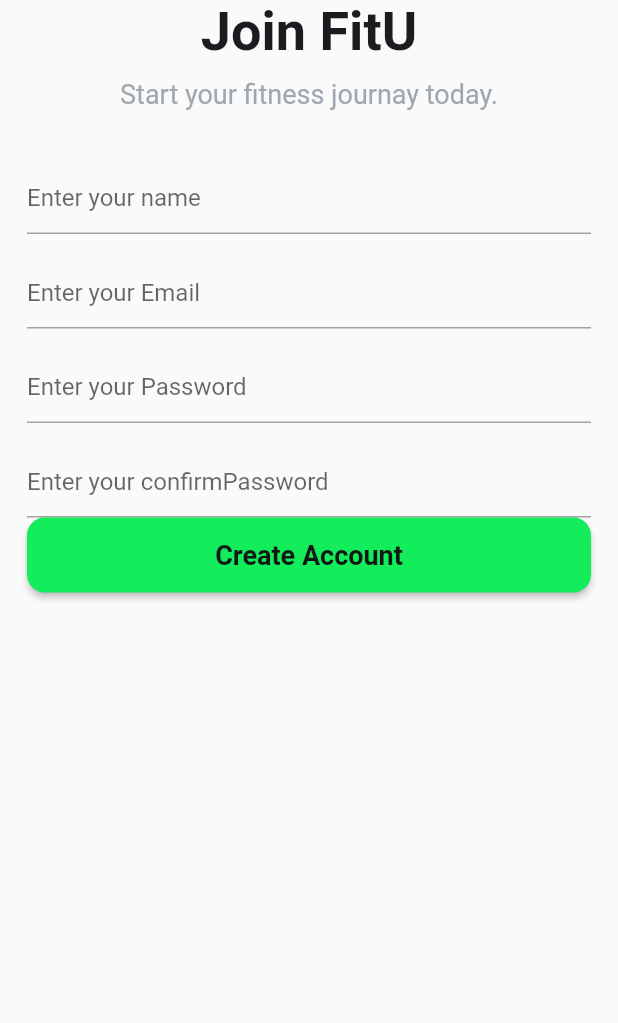
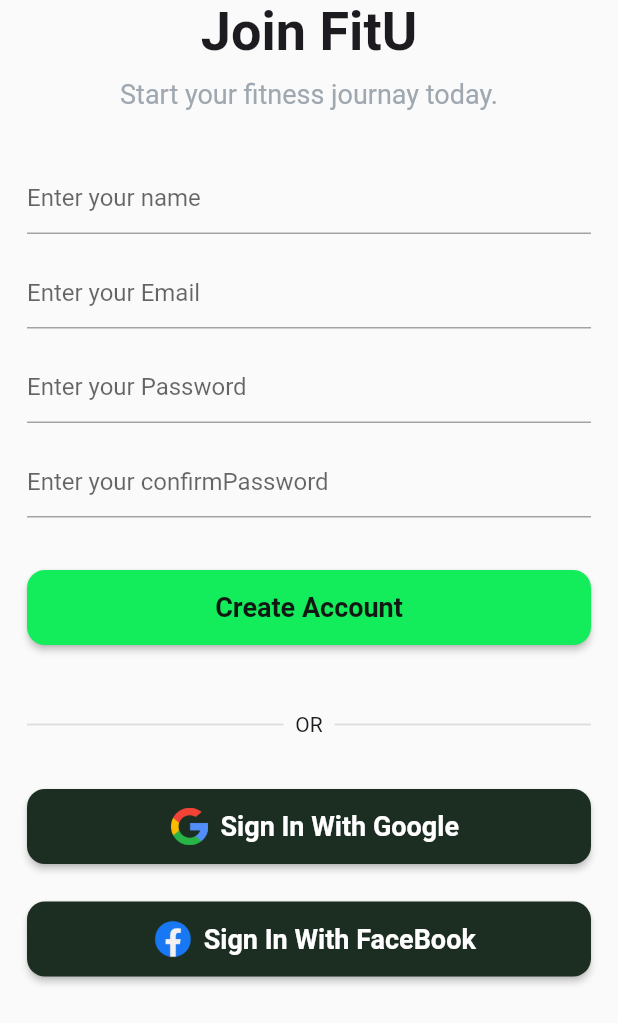
Before and after one commit to MohamedGamil13/FitU, a Flutter app: the SignUpView screen opened by its route, on a phone screen of 412 x 824 dp. Shown: the top 1023 px of the screen. Run offline on Flutter 3.47's test engine with Material 3 defaults, Android fonts, the light colour scheme and no system bars; our stand-ins replace flutter_bloc, go_router, hydrated_bloc, smooth_page_indicator.

Commit message:
Add social media icons and custom buttons for authentication

```diff
--- a/lib/core/constants/images_path.dart
+++ b/lib/core/constants/images_path.dart
@@ -9,5 +9,7 @@ class AppImages {
   static final String imagePageViewLight3 = 'assets/images/onboardong3L.png';
   static final String imagePageViewDark3 = 'assets/images/onboarding3Dpng.png';
   static final String registerImage = 'assets/images/register.png';
+  static final String googleIcon = 'assets/images/GoogleIcon.png';
+  static final String faceBookIcon = 'assets/images/FaceBookLogo.png';
   AppImages._();
 }
--- /dev/null
+++ b/lib/features/Auth/presentation/views/widgets/auth_custom_button.dart
@@ -0,0 +1,32 @@
+import 'package:fitu/core/config/themes/app_colors.dart';
+import 'package:flutter/material.dart';
+
+class AuthCustomButton extends StatelessWidget {
+  const AuthCustomButton({super.key, required this.text, required this.logo});
+  final String text;
+  final String logo;
+  @override
+  Widget build(BuildContext context) {
+    return ElevatedButton(
+      style: ElevatedButton.styleFrom(
+        backgroundColor: AppColors.fillColor,
+        foregroundColor: AppColors.surface,
+
+        // minimumSize: const Size(380, 50),
+        // shape: RoundedRectangleBorder(borderRadius: BorderRadius.circular(12)),
+      ),
+      onPressed: () {},
+      child: Row(
+        mainAxisAlignment: .center,
+        children: [
+          Padding(
+            padding: const EdgeInsets.symmetric(horizontal: 8),
+            child: Image.asset(logo, height: 25),
+          ),
+          // SizedBox(width: 10),
+          Text(text, style: TextStyle(color: AppColors.surface)),
+        ],
+      ),
+    );
+  }
+}
--- /dev/null
+++ b/lib/features/Auth/presentation/views/widgets/custom_divider.dart
@@ -0,0 +1,19 @@
+import 'package:flutter/material.dart';
+
+class CustomDivider extends StatelessWidget {
+  const CustomDivider({super.key, required this.textBetween});
+  final String textBetween;
+  @override
+  Widget build(BuildContext context) {
+    return Row(
+      children: [
+        const Expanded(child: Divider(thickness: 1.2)),
+        Padding(
+          padding: EdgeInsets.symmetric(horizontal: 8),
+          child: Text(textBetween),
+        ),
+        const Expanded(child: Divider(thickness: 1.2)),
+      ],
+    );
+  }
+}
--- a/lib/features/Auth/presentation/views/widgets/sign_up_view_body.dart
+++ b/lib/features/Auth/presentation/views/widgets/sign_up_view_body.dart
@@ -1,4 +1,7 @@
 import 'package:fitu/core/config/themes/text_style.dart';
+import 'package:fitu/core/constants/images_path.dart';
+import 'package:fitu/features/Auth/presentation/views/widgets/auth_custom_button.dart';
+import 'package:fitu/features/Auth/presentation/views/widgets/custom_divider.dart';
 import 'package:flutter/material.dart';
 
 class SignUpViewBody extends StatelessWidget {
@@ -36,7 +39,20 @@ class SignUpViewBody extends StatelessWidget {
                   hintText: 'Enter your confirmPassword',
                 ),
               ),
+              SizedBox(height: 35),
               ElevatedButton(onPressed: () {}, child: Text('Create Account')),
+              SizedBox(height: 45),
+              CustomDivider(textBetween: 'OR'),
+              SizedBox(height: 35),
+              AuthCustomButton(
+                text: 'Sign In With Google',
+                logo: AppImages.googleIcon,
+              ),
+              SizedBox(height: 25),
+              AuthCustomButton(
+                text: 'Sign In With FaceBook',
+                logo: AppImages.faceBookIcon,
+              ),
             ],
           ),
         ),
```
Also changed, not shown: assets/images/FaceBookLogo.png (added), assets/images/GoogleIcon.png (added).
